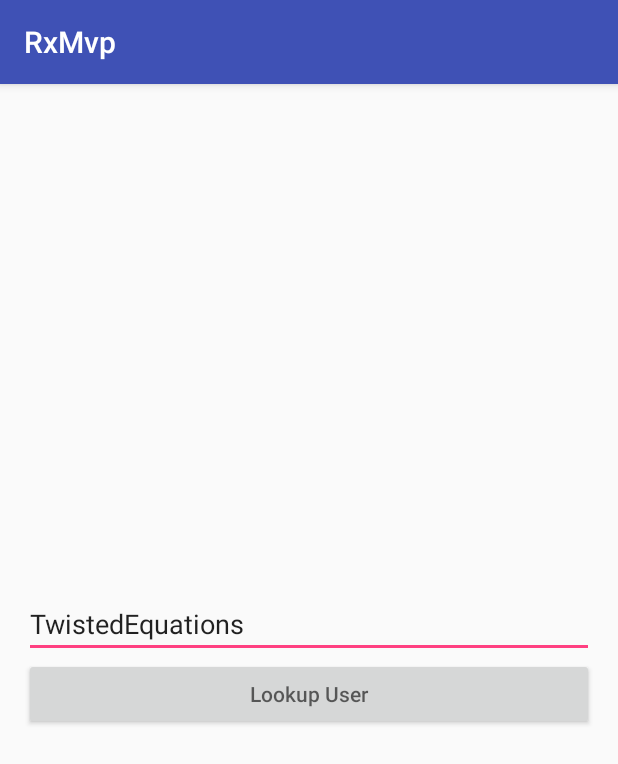
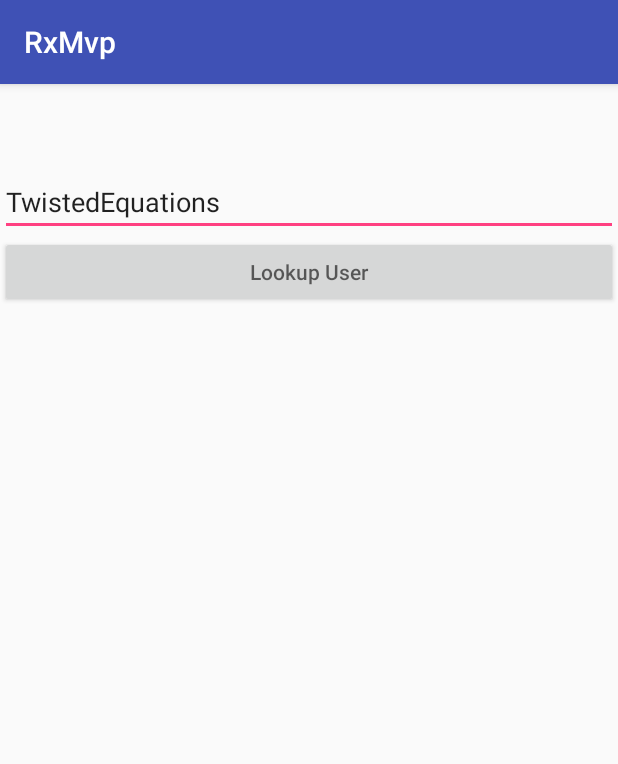
Before and after one commit to patrick-doyle/android-rxmvp-tutorial, an Android app: the screen it shows after launch (MainActivity), on a phone screen of 412 x 824 dp. Shown: the top 764 px of the screen. Run offline under Robolectric (Android 15) with nearby library versions, the phone set to English and light mode, and no system bars; our stand-ins replace ButterKnife, Dagger/Hilt's generated code, Timber; libraries missing offline, so code that uses them is left out: net.danlew.android; 1 statement that could not run was skipped.

Commit message:
End of video 2

```diff
--- a/app/build.gradle
+++ b/app/build.gradle
@@ -60,7 +60,9 @@ dependencies {
 
   //Gson
   compile 'com.google.code.gson:gson:2.8.0'
-  compile 'com.fatboyindustrial.gson-jodatime-serialisers:gson-jodatime-serialisers:1.5.0'
+  compile ('com.fatboyindustrial.gson-jodatime-serialisers:gson-jodatime-serialisers:1.5.0') {
+    exclude group: "joda-time", module: "joda-time"
+  }
 
   //Butterknife
   compile 'com.jakewharton:butterknife:8.0.1'
--- a/app/src/main/java/com/twistedeqations/rxmvp/sample/activities/home/MainActivity.java
+++ b/app/src/main/java/com/twistedeqations/rxmvp/sample/activities/home/MainActivity.java
@@ -5,14 +5,27 @@ import android.os.Bundle;
 import android.view.View;
 import android.widget.Button;
 import com.twistedeqations.rxmvp.sample.R;
+import com.twistedeqations.rxmvp.sample.activities.home.dagger.DaggerHomeComponent;
+import com.twistedeqations.rxmvp.sample.activities.home.dagger.HomeModule;
+import com.twistedeqations.rxmvp.sample.activities.home.mvp.MainActivityView;
+import com.twistedeqations.rxmvp.sample.app.GithubApplication;
+import javax.inject.Inject;
 
 public class MainActivity extends AppCompatActivity {
+
+  @Inject
+  MainActivityView view;
 
   @Override
   protected void onCreate(Bundle savedInstanceState) {
     super.onCreate(savedInstanceState);
 
-    setContentView(R.layout.activity_main);
+    DaggerHomeComponent.builder()
+        .appComponent(GithubApplication.get(this).component())
+        .homeModule(new HomeModule(this))
+        .build().inject(this);
+
+    setContentView(view);
 
   }
 }
--- a/app/src/main/java/com/twistedeqations/rxmvp/sample/activities/home/dagger/HomeComponent.java
+++ b/app/src/main/java/com/twistedeqations/rxmvp/sample/activities/home/dagger/HomeComponent.java
@@ -1,14 +1,15 @@
 package com.twistedeqations.rxmvp.sample.activities.home.dagger;
 
 import android.content.Context;
+import com.twistedeqations.rxmvp.sample.activities.home.MainActivity;
 import com.twistedeqations.rxmvp.sample.app.dagger.AppComponent;
 import com.twistedeqations.rxmvp.sample.app.dagger.module.AppModule;
 import dagger.Component;
 
 @HomeScope
-@Component(modules = { AppModule.class }, dependencies = AppComponent.class)
+@Component(modules = { HomeModule.class }, dependencies = AppComponent.class)
 public interface HomeComponent {
 
-  Context context();
+  void inject(MainActivity mainActivity);
 
 }
--- a/app/src/main/java/com/twistedeqations/rxmvp/sample/activities/home/dagger/HomeModule.java
+++ b/app/src/main/java/com/twistedeqations/rxmvp/sample/activities/home/dagger/HomeModule.java
@@ -3,9 +3,11 @@ package com.twistedeqations.rxmvp.sample.activities.home.dagger;
 import android.app.Activity;
 import android.app.Application;
 import android.content.Context;
+import com.twistedeqations.rxmvp.sample.activities.home.mvp.MainActivityView;
 import com.twistedeqations.rxmvp.sample.app.dagger.AppScope;
 import dagger.Module;
 import dagger.Provides;
+import retrofit2.http.POST;
 
 @Module
 public class HomeModule {
@@ -16,10 +18,10 @@ public class HomeModule {
     this.activity = activity;
   }
 
-  //@HomeScope
-  //@Provides
-  //public Context context() {
-  //  //return context;
-  //}
+  @Provides
+  @HomeScope
+  public MainActivityView view() {
+    return new MainActivityView(activity);
+  }
 
 }
--- /dev/null
+++ b/app/src/main/java/com/twistedeqations/rxmvp/sample/activities/home/mvp/MainActivityView.java
@@ -0,0 +1,35 @@
+package com.twistedeqations.rxmvp.sample.activities.home.mvp;
+
+
+import android.annotation.SuppressLint;
+import android.app.Activity;
+import android.support.v7.widget.Toolbar;
+import android.widget.Button;
+import android.widget.EditText;
+import android.widget.FrameLayout;
+import butterknife.BindView;
+import butterknife.ButterKnife;
+import com.twistedeqations.rxmvp.sample.R;
+
+@SuppressLint("ViewConstructor")
+public class MainActivityView extends FrameLayout {
+
+  @BindView(R.id.edit_username)
+  EditText usernameEditText;
+
+  @BindView(R.id.btn_username_lookup)
+  Button usernameLookUp;
+
+  @BindView(R.id.main_toolbar)
+  Toolbar toolbar;
+
+  public MainActivityView(Activity activity) {
+    super(activity);
+
+    inflate(getContext(), R.layout.activity_main, this);
+
+    ButterKnife.bind(this);
+
+  }
+
+}
--- a/app/src/main/res/layout/activity_main.xml
+++ b/app/src/main/res/layout/activity_main.xml
@@ -5,17 +5,18 @@
     android:id="@+id/activity_main"
     android:layout_width="match_parent"
     android:layout_height="match_parent"
-    android:gravity="center"
     android:orientation="vertical"
-    android:paddingBottom="@dimen/activity_vertical_margin"
-    android:paddingLeft="@dimen/activity_horizontal_margin"
-    android:paddingRight="@dimen/activity_horizontal_margin"
-    android:paddingTop="@dimen/activity_vertical_margin"
     tools:context="com.twistedeqations.rxmvp.sample.activities.home.MainActivity"
     >
 
+  <android.support.v7.widget.Toolbar
+      android:id="@+id/main_toolbar"
+      android:layout_width="match_parent"
+      android:layout_height="?attr/actionBarSize"
+      />
+
   <EditText
-      android:id="@+id/username_text"
+      android:id="@+id/edit_username"
       android:layout_width="match_parent"
       android:layout_height="wrap_content"
       android:hint="@string/github_username"
@@ -23,6 +24,7 @@
       />
 
   <Button
+      android:id="@+id/btn_username_lookup"
       android:layout_width="match_parent"
       android:layout_height="wrap_content"
       android:hint="@string/lookup_username"
```
